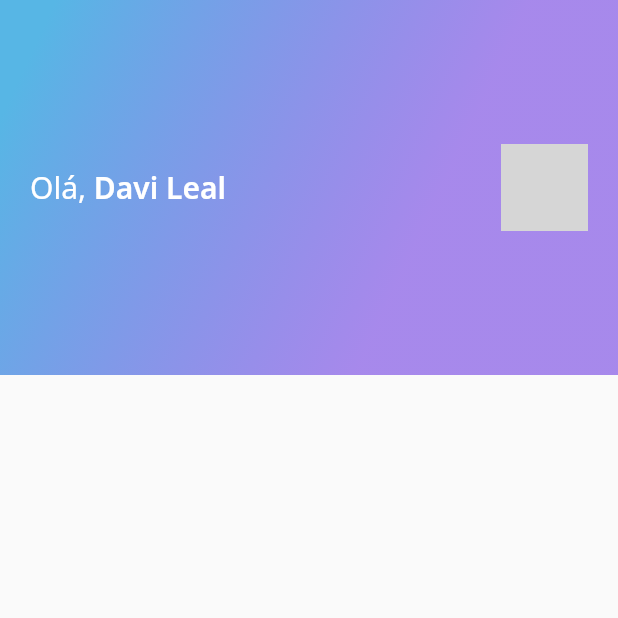
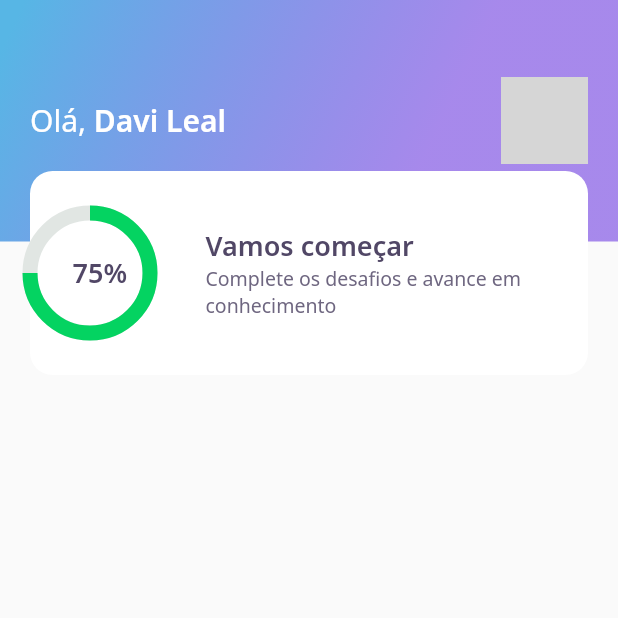
Before and after one commit to davilm/DevQuiz-NLW5, a Flutter app: the screen it shows after launch, on a phone screen of 412 x 824 dp, the top half of it. Run offline on Flutter 3.47's test engine with Material 2 defaults, Android fonts, the phone set to English and light mode, and no system bars; our stand-ins replace google_fonts; network calls fail; grey boxes are pictures that could not be loaded.

Commit message:
add ScoreCard & ChartWidget

```diff
--- a/lib/home/widgets/appbar/app_bar_widget.dart
+++ b/lib/home/widgets/appbar/app_bar_widget.dart
@@ -1,5 +1,6 @@
 import 'package:DevQuiz/core/app_gradients.dart';
 import 'package:DevQuiz/core/app_text_styles.dart';
+import 'package:DevQuiz/home/widgets/score_card/score_card_widget.dart';
 import 'package:flutter/material.dart';
 
 class AppBarWidget extends PreferredSize {
@@ -8,9 +9,13 @@ class AppBarWidget extends PreferredSize {
           preferredSize: Size.fromHeight(250),
           child: Container(
             height: 250,
+            child: Stack(
+              children: [
+                Container(
+                  height: 161,
+                  padding: const EdgeInsets.symmetric(horizontal: 20),
+                  width: double.maxFinite,
                   decoration: BoxDecoration(gradient: AppGradients.linear),
-            child: Padding(
-              padding: const EdgeInsets.symmetric(horizontal: 20),
                   child: Row(
                     mainAxisAlignment: MainAxisAlignment.spaceBetween,
                     children: [
@@ -40,6 +45,12 @@ class AppBarWidget extends PreferredSize {
                     ],
                   ),
                 ),
+                Align(
+                  alignment: Alignment(0, 1),
+                  child: ScoreCardWidget(),
+                ),
+              ],
+            ),
           ),
         );
 }
--- /dev/null
+++ b/lib/home/widgets/chart/chart_widget.dart
@@ -0,0 +1,37 @@
+import 'package:DevQuiz/core/app_colors.dart';
+import 'package:DevQuiz/core/core.dart';
+import 'package:flutter/material.dart';
+
+class ChartWidget extends StatefulWidget {
+  ChartWidget({Key? key}) : super(key: key);
+
+  @override
+  _ChartWidgetState createState() => _ChartWidgetState();
+}
+
+class _ChartWidgetState extends State<ChartWidget> {
+  @override
+  Widget build(BuildContext context) {
+    return Container(
+      height: 80,
+      width: 80,
+      child: Stack(
+        children: [
+          Container(
+            height: 80,
+            width: 80,
+            child: CircularProgressIndicator(
+              strokeWidth: 10,
+              value: 0.75,
+              backgroundColor: AppColors.chartSecondary,
+              valueColor: AlwaysStoppedAnimation<Color>(AppColors.chartPrimary),
+            ),
+          ),
+          Center(
+            child: Text("75%", style: AppTextStyles.heading),
+          ),
+        ],
+      ),
+    );
+  }
+}
--- /dev/null
+++ b/lib/home/widgets/score_card/score_card_widget.dart
@@ -0,0 +1,48 @@
+import 'package:DevQuiz/core/app_colors.dart';
+import 'package:DevQuiz/core/app_text_styles.dart';
+import 'package:DevQuiz/home/widgets/chart/chart_widget.dart';
+import 'package:flutter/material.dart';
+
+class ScoreCardWidget extends StatefulWidget {
+  ScoreCardWidget({Key? key}) : super(key: key);
+
+  @override
+  _ScoreCardWidgetState createState() => _ScoreCardWidgetState();
+}
+
+class _ScoreCardWidgetState extends State<ScoreCardWidget> {
+  @override
+  Widget build(BuildContext context) {
+    return Padding(
+      padding: const EdgeInsets.only(left: 20, right: 20),
+      child: Container(
+        height: 136,
+        decoration: BoxDecoration(
+          color: AppColors.white,
+          borderRadius: BorderRadius.circular(15),
+        ),
+        child: Row(
+          crossAxisAlignment: CrossAxisAlignment.center,
+          children: [
+            Expanded(flex: 1, child: ChartWidget()),
+            Expanded(
+              flex: 3,
+              child: Padding(
+                padding: const EdgeInsets.only(left: 24),
+                child: Column(
+                  mainAxisAlignment: MainAxisAlignment.center,
+                  crossAxisAlignment: CrossAxisAlignment.start,
+                  children: [
+                    Text("Vamos começar", style: AppTextStyles.heading),
+                    Text("Complete os desafios e avance em conhecimento",
+                        style: AppTextStyles.body),
+                  ],
+                ),
+              ),
+            ),
+          ],
+        ),
+      ),
+    );
+  }
+}
```
Lines whose indentation alone changed are shown as unchanged.
